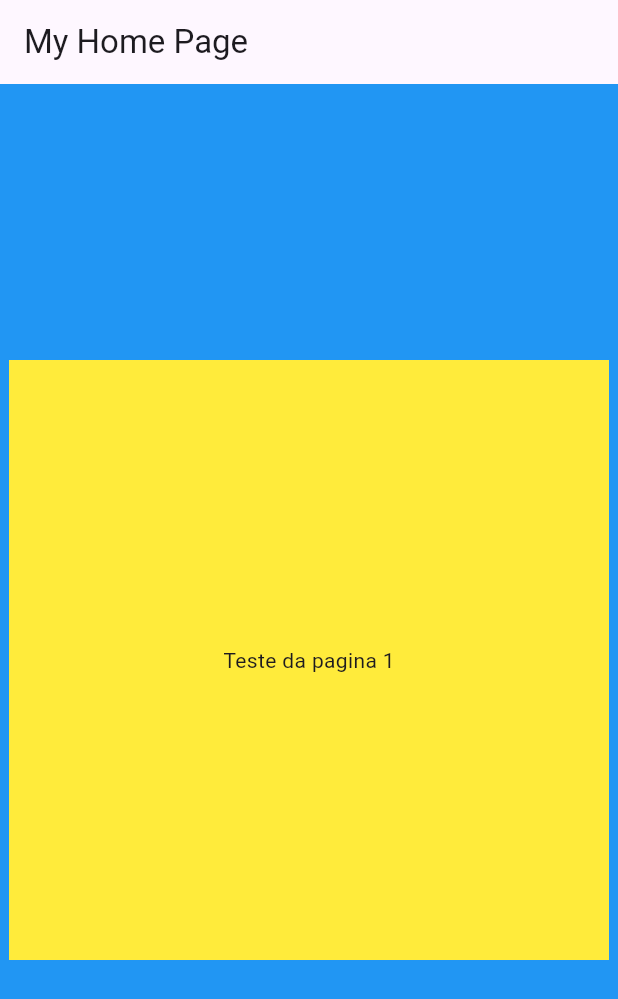
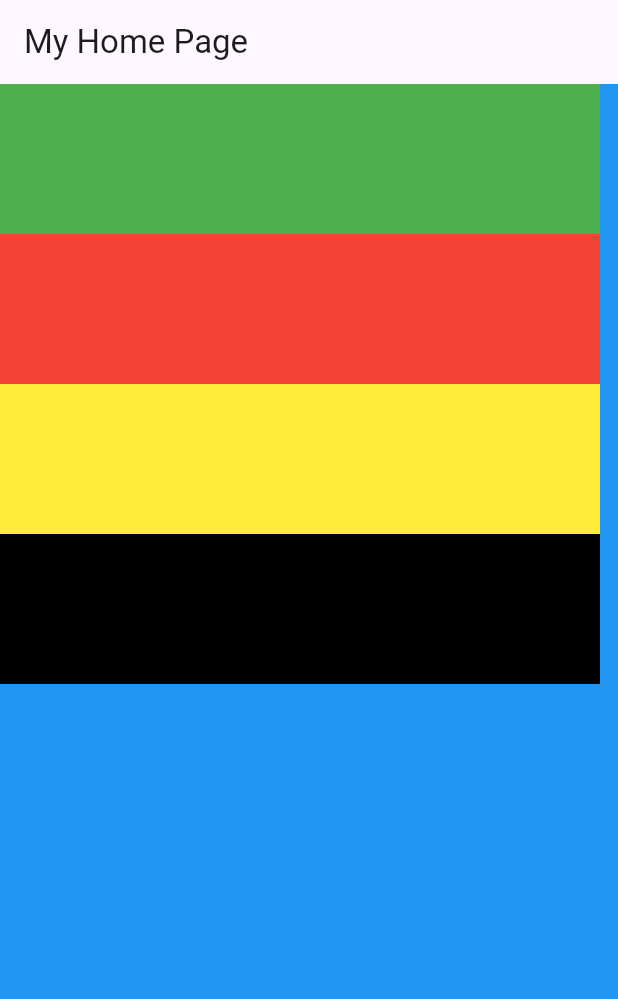
Before and after one commit to ozMoreira/AulasFlutter, a Flutter app: the screen it shows after launch, on a phone screen of 412 x 824 dp. Shown: the top 999 px of the screen. Run offline on Flutter 3.47's test engine with Material 3 defaults, Android fonts, the phone set to English and light mode, and no system bars; our stand-ins replace firebase_core; accounts and stored records are empty.

Commit message:
Wrap com blocos

```diff
--- a/lib/Pages/myhomepage.dart
+++ b/lib/Pages/myhomepage.dart
@@ -6,13 +6,14 @@ class MyHomePage extends StatelessWidget {
   @override
   Widget build(BuildContext context) {
     return Scaffold(
-      body: Center(
-        child: Container(
-          width: 400,
-          height: 400,
-          color: Colors.yellow,
-          child: Center(child: const Text('Teste da pagina 1')),
-        ),
+      body: Wrap(
+        spacing: 20,
+        children: [
+          Container(width: 400, height: 100, color: Colors.green),
+          Container(width: 400, height: 100, color: Colors.red),
+          Container(width: 400, height: 100, color: Colors.yellow),
+          Container(width: 400, height: 100, color: Colors.black),
+        ],
       ),
       backgroundColor: Colors.blue,
       appBar: AppBar(title: const Text('My Home Page')),
```
